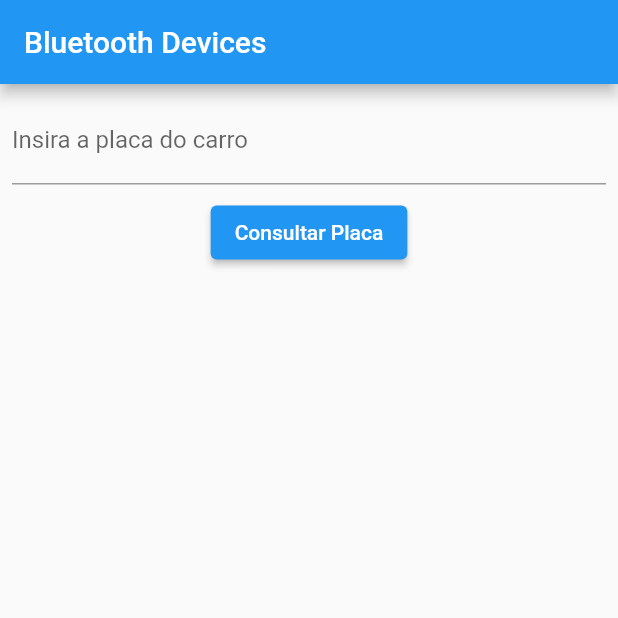
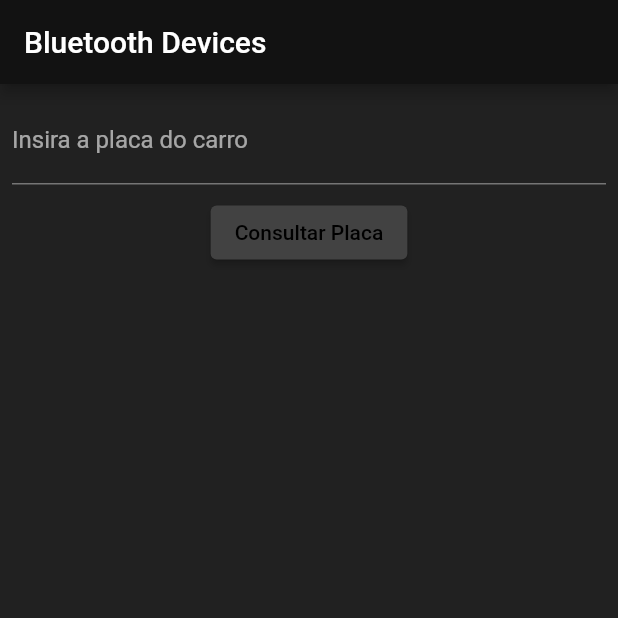
Before and after one commit to Henriquelima1/app_pmrpv, a Flutter app: the screen it shows after launch, on a phone screen of 412 x 824 dp, the top half of it. Run offline on Flutter 3.47's test engine with Material 2 defaults, Android fonts, the phone set to English and light mode, and no system bars; our stand-ins replace flutter_bluetooth_serial.

Commit message:
ajuste de tema

```diff
--- a/assets/car_info.json
+++ b/assets/car_info.json
@@ -3,7 +3,7 @@
     "codigoRetorno": "200",
     "mensagemRetorno": "Consulta bem-sucedida",
     "codigoSituacao": "200",
-    "situacao": "200",
+    "situacao": "Consulta bem-sucedida!",
     "modelo": "YARIS SA XLS15CNT",
     "marca": "TOYOTA",
     "cor": "Prata",
--- a/lib/main.dart
+++ b/lib/main.dart
@@ -11,6 +11,16 @@ class MyApp extends StatelessWidget {
   @override
   Widget build(BuildContext context) {
     return MaterialApp(
+       theme: ThemeData.dark().copyWith(
+        // Adicione as cores personalizadas aqui
+        primaryColor: Colors.grey[800]!, // Adicione "!" aqui
+        scaffoldBackgroundColor: Colors.grey[900]!, // Adicione "!" aqui
+        colorScheme: ColorScheme.dark(
+          primary: Colors.grey[800]!, // Adicione "!" aqui
+          secondary: Colors.grey[600]!, // Adicione "!" aqui
+        ),
+        // ... outras personalizações de cor conforme necessário
+      ),
       home: BluetoothScreen(),
     );
   }
@@ -157,7 +167,12 @@ Widget build(BuildContext context) {
                   size: 40.0,
                 ),
               ),
-            Text(result),
+            Container(
+              child: Text(
+                result,
+                style: TextStyle(color: Colors.white), // Defina a cor do texto
+              ),
+            ),
          ],
         ),
         Expanded(
```
